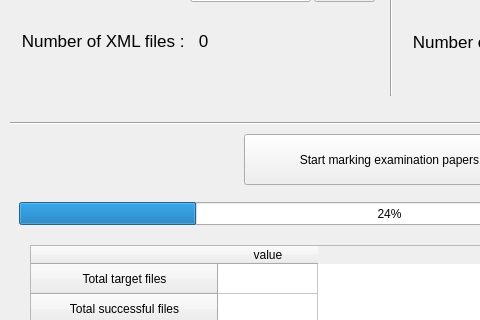
Qt form compare_answer_program/mainwindow.ui (JunsukLee/Compare_answer_project) before a commit; both pictures show x 0 to 480 and y 172 to 492 of the 808 by 825 pixel window.
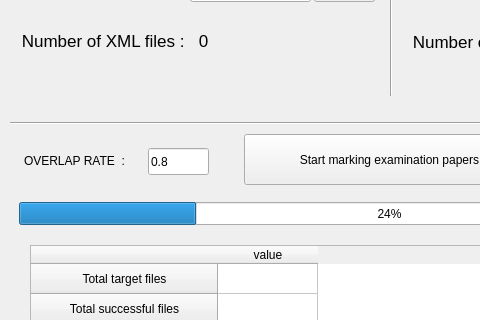
The same form after that commit.

Patch:
```diff
--- a/compare_answer_program/mainwindow.ui
+++ b/compare_answer_program/mainwindow.ui
@@ -464,6 +464,32 @@
      </property>
     </column>
    </widget>
+   <widget class="QLabel" name="label_overlap">
+    <property name="geometry">
+     <rect>
+      <x>24</x>
+      <y>300</y>
+      <width>131</width>
+      <height>31</height>
+     </rect>
+    </property>
+    <property name="text">
+     <string>OVERLAP RATE  : </string>
+    </property>
+   </widget>
+   <widget class="QLineEdit" name="lineEdit_overlapRate">
+    <property name="geometry">
+     <rect>
+      <x>148</x>
+      <y>303</y>
+      <width>61</width>
+      <height>27</height>
+     </rect>
+    </property>
+    <property name="text">
+     <string>0.8</string>
+    </property>
+   </widget>
   </widget>
   <widget class="QMenuBar" name="menuBar">
    <property name="geometry">
```
Left out of the diff: 14 changed lines with no effect on the pictures.
